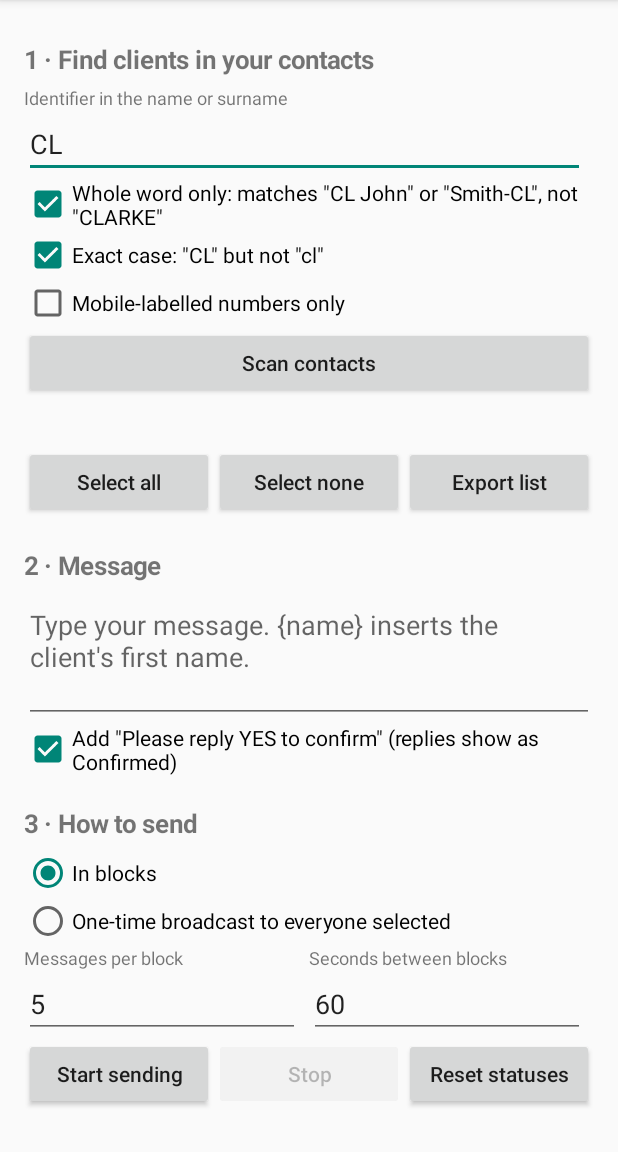
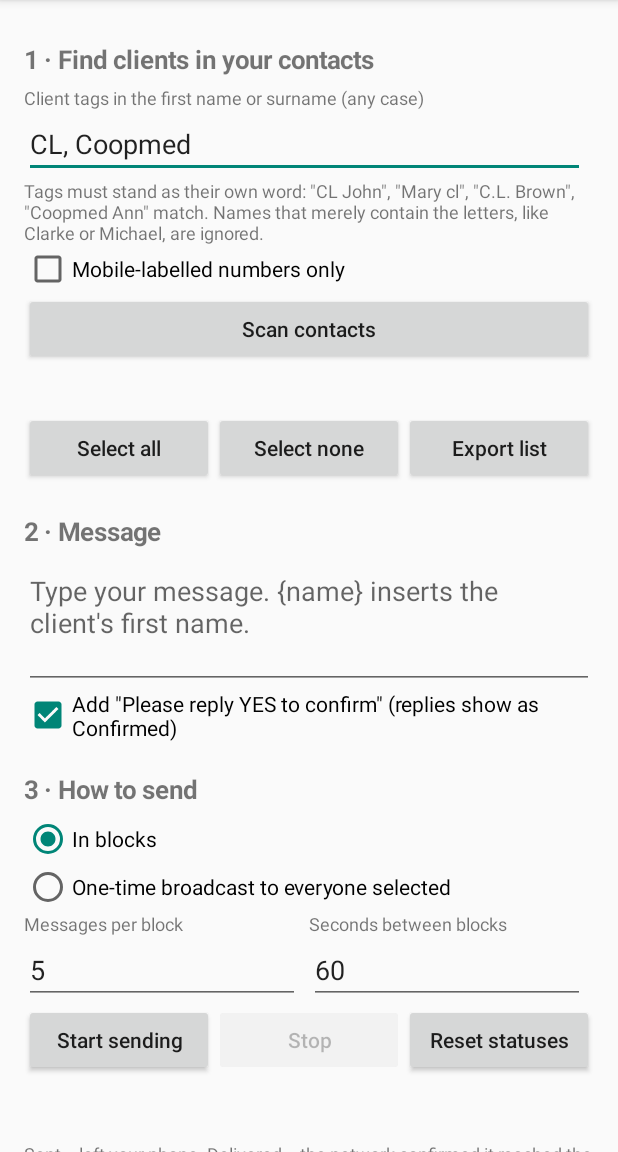
Before and after one commit to BajanBob/NamesMiner, an Android app: the screen it shows after launch (MainActivity), after a tap on "Scan contacts", on a phone screen of 412 x 824 dp, the part 84-1236 px from its top. Run offline under Robolectric (Android 15) with nearby library versions, the phone set to English and light mode, and no system bars; 2 other taps on this screen came first.

Commit message:
Match CL/Coopmed tags as whole words in any case; ignore letters inside names
Co-Authored-By: Claude Opus 5.5 <noreply@anthropic.com>
Claude-Session: https://claude.ai/code/session_01FnfZ6185oH4EArpcvUNhPC

```diff
--- a/app/src/main/java/com/namesminer/app/MainActivity.kt
+++ b/app/src/main/java/com/namesminer/app/MainActivity.kt
@@ -26,8 +26,6 @@ import kotlin.math.roundToInt
 class MainActivity : Activity() {
 
     private lateinit var idField: EditText
-    private lateinit var wholeWord: CheckBox
-    private lateinit var exactCase: CheckBox
     private lateinit var mobileOnly: CheckBox
     private lateinit var summary: TextView
     private lateinit var rows: LinearLayout
@@ -85,16 +83,17 @@ class MainActivity : Activity() {
 
         root.addView(heading("1 · Find clients in your contacts"))
         idField = EditText(this).apply {
-            hint = "Identifier, e.g. CL"
+            hint = "Tags, separated by commas"
             isSingleLine = true
-            inputType = InputType.TYPE_CLASS_TEXT or InputType.TYPE_TEXT_FLAG_CAP_CHARACTERS
+            inputType = InputType.TYPE_CLASS_TEXT
         }
-        root.addView(labeled("Identifier in the name or surname", idField))
-        wholeWord = check("Whole word only: matches \"CL John\" or \"Smith-CL\", not \"CLARKE\"")
-        exactCase = check("Exact case: \"CL\" but not \"cl\"")
+        root.addView(labeled("Client tags in the first name or surname (any case)", idField))
+        root.addView(TextView(this).apply {
+            textSize = 12f
+            text = "Tags must stand as their own word: \"CL John\", \"Mary cl\", \"C.L. Brown\", \"Coopmed Ann\" match. " +
+                "Names that merely contain the letters, like Clarke or Michael, are ignored."
+        })
         mobileOnly = check("Mobile-labelled numbers only")
-        root.addView(wholeWord)
-        root.addView(exactCase)
         root.addView(mobileOnly)
         root.addView(button("Scan contacts") { scan() })
         summary = TextView(this).apply { setPadding(0, dp(8), 0, dp(4)) }
@@ -295,19 +294,17 @@ class MainActivity : Activity() {
     private fun scan() {
         if (Store.running) { toast("Wait for sending to finish, or tap Stop."); return }
         withPermissions(arrayOf(Manifest.permission.READ_CONTACTS)) {
-            val identifier = idField.text.toString().trim()
-            if (identifier.isEmpty()) {
-                toast("Enter the identifier first (e.g. CL).")
+            val tags = ContactScanner.parseTags(idField.text.toString())
+            if (tags.isEmpty()) {
+                toast("Enter at least one tag, e.g. CL, Coopmed.")
                 return@withPermissions
             }
             saveSettings()
             summary.text = "Scanning contacts…"
-            val ww = wholeWord.isChecked
-            val ec = exactCase.isChecked
             val mo = mobileOnly.isChecked
             Thread {
                 val found = try {
-                    ContactScanner.scan(this, identifier, ww, ec, mo)
+                    ContactScanner.scan(this, tags, mo)
                 } catch (e: Exception) {
                     null
                 }
@@ -318,7 +315,7 @@ class MainActivity : Activity() {
                         Store.replaceWithScan(found)
                         Store.save(this)
                         refresh()
-                        toast("Found ${found.size} numbers for \"$identifier\".")
+                        toast("Found ${found.size} numbers tagged ${tags.joinToString(" or ")}.")
                     }
                 }
             }.start()
@@ -449,9 +446,7 @@ class MainActivity : Activity() {
 
     private fun loadSettings() {
         val p = Store.prefs(this)
-        idField.setText(p.getString("identifier", "CL"))
-        wholeWord.isChecked = p.getBoolean("wholeWord", true)
-        exactCase.isChecked = p.getBoolean("exactCase", true)
+        idField.setText(p.getString("tags", "CL, Coopmed"))
         mobileOnly.isChecked = p.getBoolean("mobileOnly", false)
         message.setText(p.getString("message", ""))
         askReply.isChecked = p.getBoolean("askReply", true)
@@ -463,9 +458,7 @@ class MainActivity : Activity() {
 
     private fun saveSettings() {
         Store.prefs(this).edit()
-            .putString("identifier", idField.text.toString().trim())
-            .putBoolean("wholeWord", wholeWord.isChecked)
-            .putBoolean("exactCase", exactCase.isChecked)
+            .putString("tags", idField.text.toString().trim())
             .putBoolean("mobileOnly", mobileOnly.isChecked)
             .putString("message", message.text.toString())
             .putBoolean("askReply", askReply.isChecked)
```
Also changed, not shown: app/src/main/java/com/namesminer/app/ContactScanner.kt (+28 -16 lines), 1 other file.
